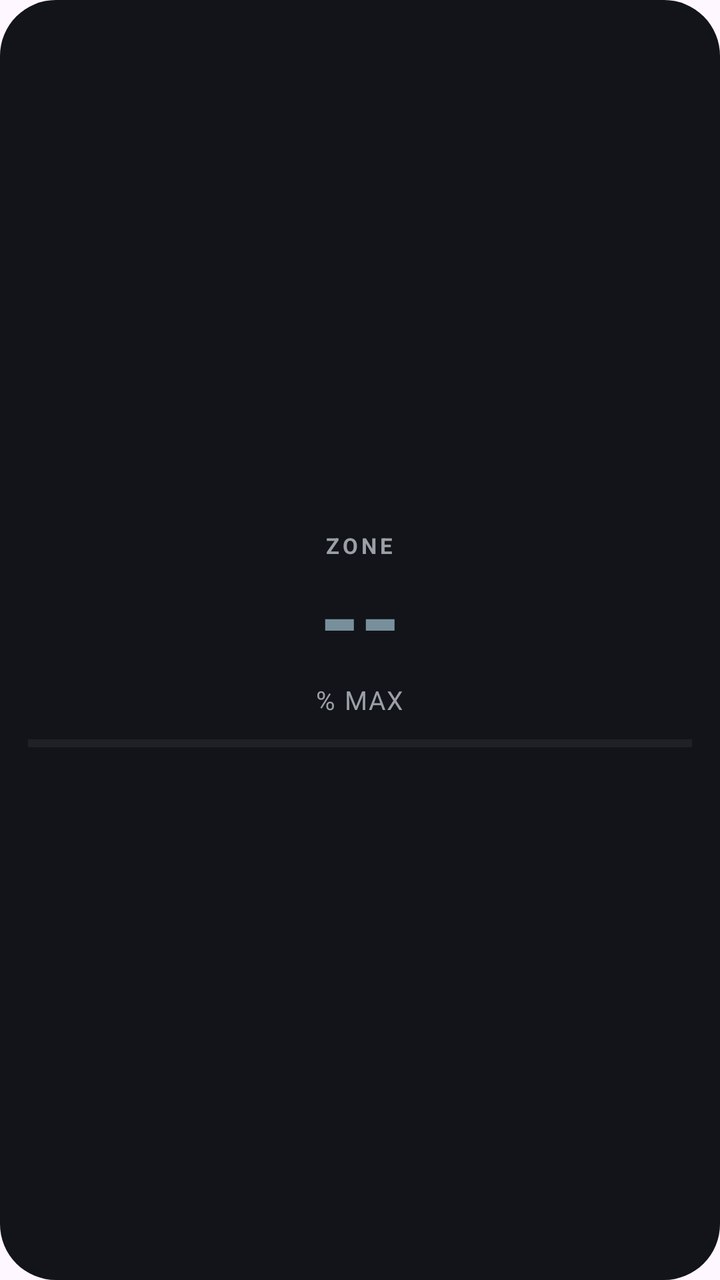
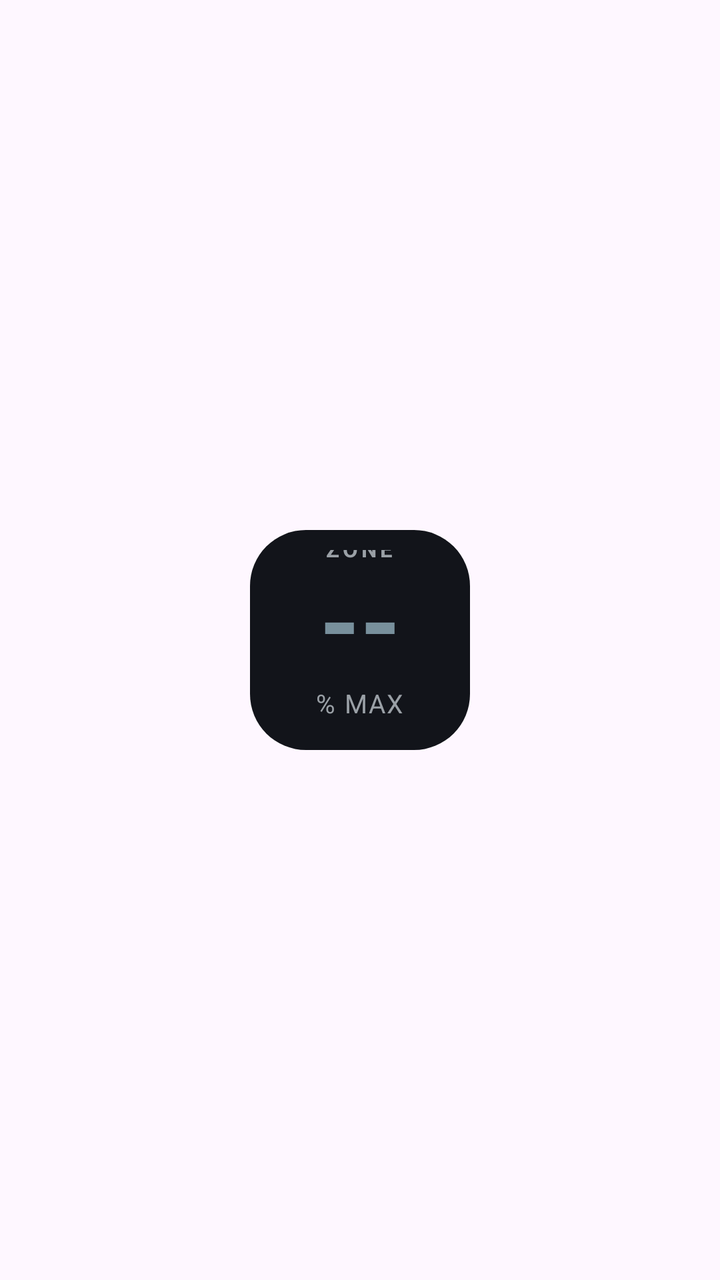

An Android layout rendered at two revisions. The XML below is the earlier revision; the diff shows what the commit changed to produce the second picture.
<!-- AndroidManifest.xml: application theme Theme.PulseTile -->
<!-- res/layout/widget_zone.xml -->
<?xml version="1.0" encoding="utf-8"?>
<LinearLayout xmlns:android="http://schemas.android.com/apk/res/android"
    android:id="@+id/widget_root"
    android:layout_width="match_parent"
    android:layout_height="match_parent"
    android:orientation="vertical"
    android:gravity="center"
    android:background="@drawable/widget_bg"
    android:padding="10dp">

    <TextView
        android:id="@+id/zone_label"
        android:layout_width="wrap_content"
        android:layout_height="wrap_content"
        android:text="ZONE"
        android:textColor="@color/text_secondary"
        android:textSize="11sp"
        android:letterSpacing="0.15"
        android:textStyle="bold" />

    <TextView
        android:id="@+id/value"
        android:layout_width="wrap_content"
        android:layout_height="wrap_content"
        android:text="@string/dash"
        android:textColor="@color/zone0"
        android:textSize="52sp"
        android:textStyle="bold"
        android:includeFontPadding="false" />

    <TextView
        android:id="@+id/label"
        android:layout_width="wrap_content"
        android:layout_height="wrap_content"
        android:text="@string/pct_max"
        android:textColor="@color/text_secondary"
        android:textSize="13sp"
        android:letterSpacing="0.05" />

    <ProgressBar
        android:id="@+id/zone_bar"
        style="?android:attr/progressBarStyleHorizontal"
        android:layout_width="match_parent"
        android:layout_height="6dp"
        android:layout_marginTop="10dp"
        android:layout_marginStart="4dp"
        android:layout_marginEnd="4dp"
        android:max="100"
        android:progress="0" />

</LinearLayout>
<!-- resources referenced by this layout -->
<resources>
  <color name="text_secondary">#9AA0A6</color>
  <color name="zone0">#78909C</color>
  <!-- drawable widget_bg (drawable) -->
  <?xml version="1.0" encoding="utf-8"?>
  <shape xmlns:android="http://schemas.android.com/apk/res/android"
      android:shape="rectangle">
      <solid android:color="@color/widget_bg" />
      <corners android:radius="28dp" />
  </shape>
  <string name="dash">--</string>
  <string name="pct_max" formatted="false">% MAX</string>
  <style name="Theme.PulseTile" parent="Theme.Material3.DayNight.NoActionBar">
          <item name="android:statusBarColor">@color/widget_bg</item>
      </style>
  <color name="widget_bg">#12141A</color>
</resources>

<!-- the commit's change to res/layout/widget_zone.xml (unified diff, before → after) -->
@@ -1,51 +1,72 @@
 <?xml version="1.0" encoding="utf-8"?>
-<LinearLayout xmlns:android="http://schemas.android.com/apk/res/android"
+<FrameLayout xmlns:android="http://schemas.android.com/apk/res/android"
     android:id="@+id/widget_root"
     android:layout_width="match_parent"
-    android:layout_height="match_parent"
-    android:orientation="vertical"
-    android:gravity="center"
-    android:background="@drawable/widget_bg"
-    android:padding="10dp">
+    android:layout_height="match_parent">
 
-    <TextView
-        android:id="@+id/zone_label"
-        android:layout_width="wrap_content"
-        android:layout_height="wrap_content"
-        android:text="ZONE"
-        android:textColor="@color/text_secondary"
-        android:textSize="11sp"
-        android:letterSpacing="0.15"
-        android:textStyle="bold" />
+    <FrameLayout
+        android:id="@+id/card"
+        android:layout_width="110dp"
+        android:layout_height="110dp"
+        android:layout_gravity="center"
+        android:background="@drawable/widget_bg">
 
-    <TextView
-        android:id="@+id/value"
-        android:layout_width="wrap_content"
-        android:layout_height="wrap_content"
-        android:text="@string/dash"
-        android:textColor="@color/zone0"
-        android:textSize="52sp"
-        android:textStyle="bold"
-        android:includeFontPadding="false" />
+        <ImageView
+            android:id="@+id/graph"
+            android:layout_width="match_parent"
+            android:layout_height="match_parent"
+            android:scaleType="fitXY"
+            android:contentDescription="@null" />
 
-    <TextView
-        android:id="@+id/label"
-        android:layout_width="wrap_content"
-        android:layout_height="wrap_content"
-        android:text="@string/pct_max"
-        android:textColor="@color/text_secondary"
-        android:textSize="13sp"
-        android:letterSpacing="0.05" />
+        <LinearLayout
+            android:layout_width="match_parent"
+            android:layout_height="match_parent"
+            android:orientation="vertical"
+            android:gravity="center"
+            android:padding="10dp">
 
-    <ProgressBar
-        android:id="@+id/zone_bar"
-        style="?android:attr/progressBarStyleHorizontal"
-        android:layout_width="match_parent"
-        android:layout_height="6dp"
-        android:layout_marginTop="10dp"
-        android:layout_marginStart="4dp"
-        android:layout_marginEnd="4dp"
-        android:max="100"
-        android:progress="0" />
+            <TextView
+                android:id="@+id/zone_label"
+                android:layout_width="wrap_content"
+                android:layout_height="wrap_content"
+                android:text="ZONE"
+                android:textColor="@color/text_secondary"
+                android:textSize="11sp"
+                android:letterSpacing="0.15"
+                android:textStyle="bold" />
 
-</LinearLayout>
+            <TextView
+                android:id="@+id/value"
+                android:layout_width="wrap_content"
+                android:layout_height="wrap_content"
+                android:text="@string/dash"
+                android:textColor="@color/zone0"
+                android:textSize="52sp"
+                android:textStyle="bold"
+                android:includeFontPadding="false" />
+
+            <TextView
+                android:id="@+id/label"
+                android:layout_width="wrap_content"
+                android:layout_height="wrap_content"
+                android:text="@string/pct_max"
+                android:textColor="@color/text_secondary"
+                android:textSize="13sp"
+                android:letterSpacing="0.05" />
+
+            <ProgressBar
+                android:id="@+id/zone_bar"
+                style="?android:attr/progressBarStyleHorizontal"
+                android:layout_width="match_parent"
+                android:layout_height="6dp"
+                android:layout_marginTop="10dp"
+                android:layout_marginStart="4dp"
+                android:layout_marginEnd="4dp"
+                android:max="100"
+                android:progress="0" />
+
+        </LinearLayout>
+
+    </FrameLayout>
+
+</FrameLayout>
